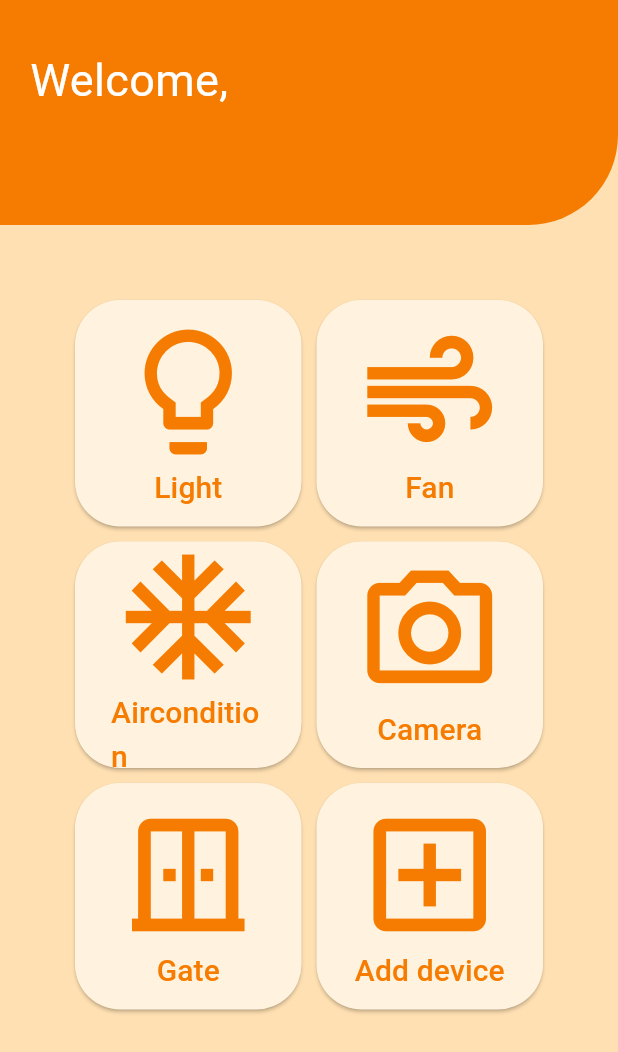
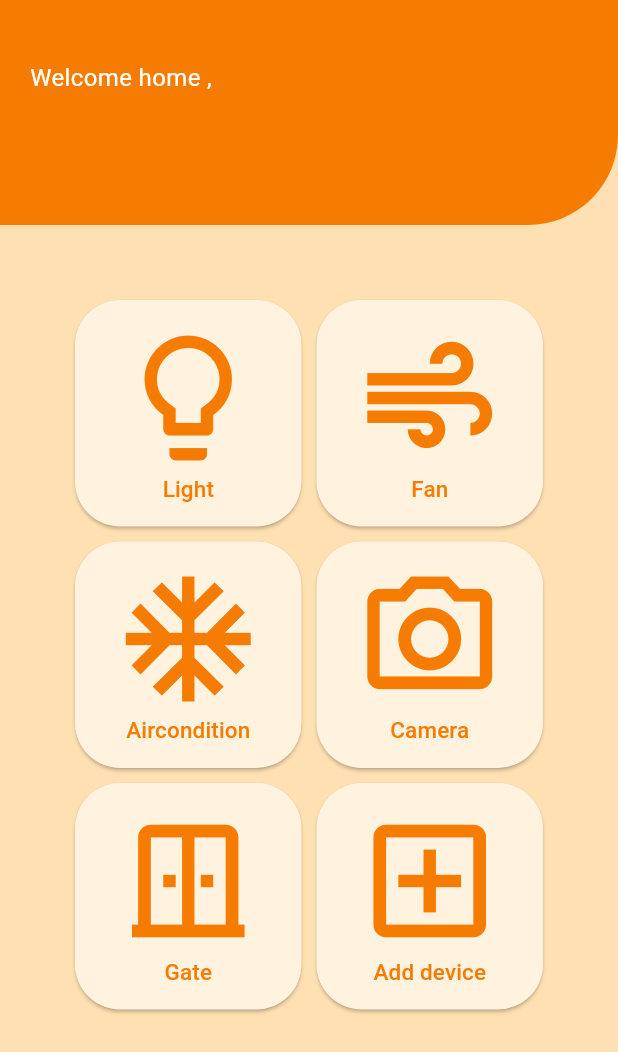
Before and after one commit to Miya784/flut-iot, a Flutter app: the HomePage screen opened directly with empty values, on a phone screen of 412 x 824 dp. Shown: the top 1052 px of the screen. Run offline on Flutter 3.47's test engine with Material 3 defaults, Android fonts, the phone set to English and light mode, and no system bars; our stand-ins replace shared_preferences; missing offline and left inert: flutter_vlc_player; accounts and stored records are empty.

Commit message:
Update home_page.dart

```diff
--- a/lib/pages/home_page.dart
+++ b/lib/pages/home_page.dart
@@ -16,7 +16,7 @@ class HomePage extends StatefulWidget {
 }
 
 class _HomePageState extends State<HomePage> {
-  bool _loading = false; // Add loading state
+  bool _loading = false;
 
   @override
   Widget build(BuildContext context) {
@@ -30,10 +30,25 @@ class _HomePageState extends State<HomePage> {
             Container(
                 child: Row(
                   children: [
-                    Padding(padding: EdgeInsets.all(10)),
-                    Text(
-                      "Welcome," + " \n" + username,
-                      style: TextStyle(color: Colors.white, fontSize: 30),
+                    Padding(
+                        padding:
+                            EdgeInsets.symmetric(horizontal: 10, vertical: 10)),
+                    Column(
+                      children: [
+                        SizedBox(
+                          height: 40,
+                        ),
+                        Text(
+                          "Welcome home ,",
+                          style: TextStyle(color: Colors.white, fontSize: 16),
+                        ),
+                        Text(username,
+                            style: TextStyle(
+                                color: Colors.white,
+                                fontSize: 50,
+                                fontWeight: FontWeight.bold,
+                                fontStyle: FontStyle.italic)),
+                      ],
                     )
                   ],
                 ),
@@ -233,7 +248,7 @@ class _HomePageState extends State<HomePage> {
     required Icon icon,
   }) {
     return ElevatedButton(
-      onPressed: onPressed,
+      onPressed: _loading ? null : onPressed,
       style: ElevatedButton.styleFrom(
         backgroundColor: Colors.orange[50],
         foregroundColor: Colors.orange[700],
@@ -248,7 +263,7 @@ class _HomePageState extends State<HomePage> {
           icon,
           Text(
             label,
-            style: TextStyle(fontSize: 20.0),
+            style: TextStyle(fontSize: 15.0),
           ),
         ],
       ),
```
